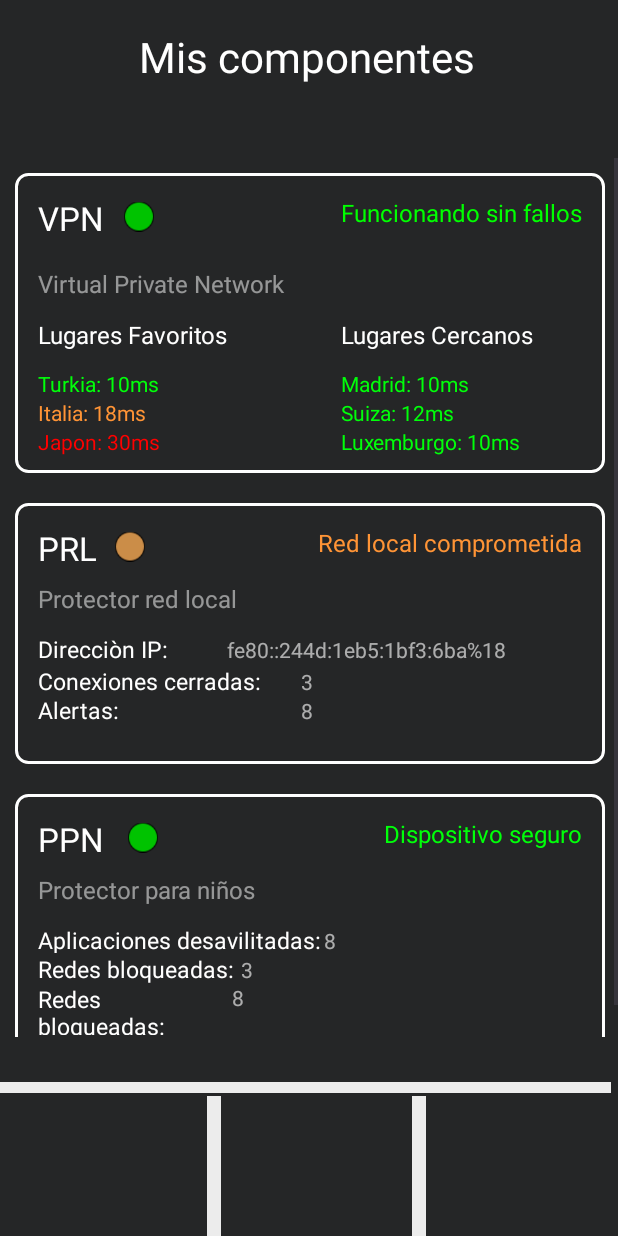
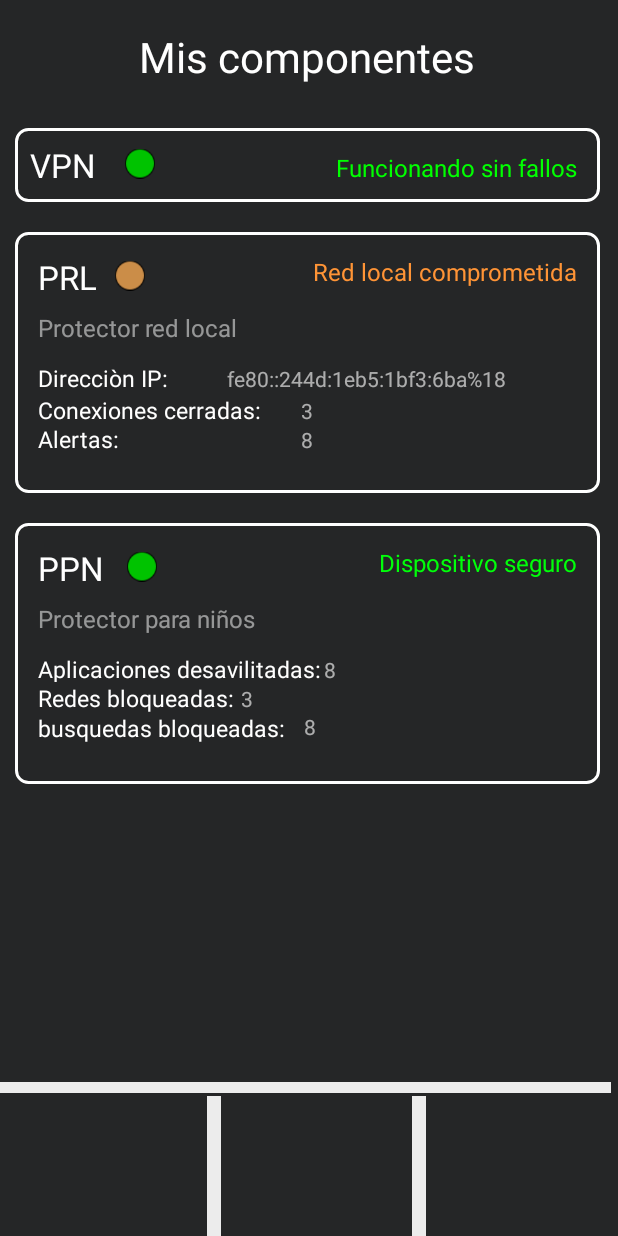
Before and after one commit to lcontvir/Eney-X, an Android app: the MainActivity screen opened directly, with no data from a screen before it, on a phone screen of 412 x 824 dp. Run offline under Robolectric (Android 15) with nearby library versions, the phone set to English and light mode, and no system bars.

Commit message:
feat:added last changes to activity

```diff
--- a/app/src/main/res/layout/activity_componente_main.xml
+++ b/app/src/main/res/layout/activity_componente_main.xml
@@ -6,12 +6,13 @@
     android:background="@color/background"
     tools:context=".activity_componente_main">
 
+
     <ImageView
         android:id="@+id/logo"
         android:layout_width="231dp"
         android:layout_height="230dp"
-        android:layout_marginStart="216dp"
-        android:layout_marginBottom="552dp"
+        android:layout_marginStart="228dp"
+        android:layout_marginBottom="700dp"
         android:alpha="0.3"
         app:layout_constraintBottom_toBottomOf="parent"
         app:layout_constraintStart_toStartOf="@+id/scrollView2"
@@ -19,12 +20,14 @@
 
     <ScrollView
         android:id="@+id/scrollView2"
-        android:layout_width="413dp"
-        android:layout_height="586dp"
+        android:layout_width="410dp"
+        android:layout_height="707dp"
         app:layout_constraintBottom_toTopOf="@+id/imageViewSeparator"
         app:layout_constraintEnd_toEndOf="parent"
+        app:layout_constraintHorizontal_bias="0.0"
         app:layout_constraintStart_toStartOf="parent"
-        app:layout_constraintTop_toBottomOf="@+id/Components">
+        app:layout_constraintTop_toBottomOf="@+id/Components"
+        app:layout_constraintVertical_bias="0.0">
 
         <LinearLayout
             android:layout_width="match_parent"
@@ -32,51 +35,46 @@
             android:gravity="center_horizontal"
             android:orientation="vertical">
 
-            <!-- Tarjeta 1 -->
+            <!-- Tarjeta VPN -->
             <androidx.constraintlayout.widget.ConstraintLayout
+                android:id="@+id/expandableLayout"
                 android:layout_width="match_parent"
-                android:layout_height="200dp"
+                android:layout_height="wrap_content"
                 android:layout_margin="10dp"
                 android:background="@drawable/boton_bordes_blancos"
                 tools:layout_editor_absoluteX="20dp"
                 tools:layout_editor_absoluteY="20dp">
 
-                <TextView
-                    android:id="@+id/textView2"
-                    android:layout_width="wrap_content"
-                    android:layout_height="wrap_content"
-                    android:layout_marginBottom="12dp"
-                    android:text="Virtual Private Network"
-                    android:textColor="#85FFFFFF"
-                    android:textSize="16sp"
-                    app:layout_constraintBottom_toTopOf="@+id/textView3"
-                    app:layout_constraintStart_toStartOf="@+id/nombreVpn1" />
-
-                <TextView
-                    android:id="@+id/textView4"
-                    android:layout_width="wrap_content"
-                    android:layout_height="wrap_content"
-                    android:text="Lugares Cercanos"
-                    android:textColor="@color/white"
-                    android:textSize="16sp"
-                    app:layout_constraintBottom_toBottomOf="@+id/textView3"
-                    app:layout_constraintStart_toStartOf="@+id/estadoVpn1"
-                    app:layout_constraintTop_toBottomOf="@+id/estadoVpn1"
-                    app:layout_constraintVertical_bias="1.0" />
 
                 <TextView
                     android:id="@+id/nombreVpn1"
                     android:layout_width="wrap_content"
                     android:layout_height="wrap_content"
-                    android:layout_margin="15dp"
-                    android:text="VPN"
+                    android:layout_margin="10dp"
+                    android:layout_marginStart="16dp"
+                    android:text="@string/vpnpequeño"
                     android:textColor="#FFFFFF"
                     android:textSize="22sp"
+                    app:layout_constraintBottom_toBottomOf="parent"
                     app:layout_constraintStart_toStartOf="parent"
-                    app:layout_constraintTop_toTopOf="parent" />
+                    app:layout_constraintTop_toTopOf="parent"
+                    app:layout_constraintVertical_bias="0.03" />
+
+                <ImageView
+                    android:id="@+id/circuloverde"
+                    android:layout_width="20dp"
+                    android:layout_height="23dp"
+                    android:layout_marginBottom="4dp"
+                    app:layout_constraintBottom_toBottomOf="@+id/nombreVpn1"
+                    app:layout_constraintEnd_toStartOf="@+id/estadoVpn"
+                    app:layout_constraintHorizontal_bias="0.14"
+                    app:layout_constraintStart_toEndOf="@+id/nombreVpn1"
+                    app:layout_constraintTop_toTopOf="parent"
+                    app:layout_constraintVertical_bias="1.0"
+                    app:srcCompat="@drawable/circuloverde" />
 
                 <TextView
-                    android:id="@+id/estadoVpn1"
+                    android:id="@+id/estadoVpn"
                     android:layout_width="wrap_content"
                     android:layout_height="wrap_content"
                     android:layout_margin="15dp"
@@ -86,56 +84,74 @@
                     app:layout_constraintEnd_toEndOf="parent"
                     app:layout_constraintTop_toTopOf="parent" />
 
-                <ImageView
-                    android:id="@+id/imageView4"
-                    android:layout_width="20dp"
-                    android:layout_height="23dp"
-                    android:layout_marginBottom="4dp"
-                    app:layout_constraintBottom_toBottomOf="@+id/nombreVpn1"
-                    app:layout_constraintEnd_toStartOf="@+id/estadoVpn1"
-                    app:layout_constraintHorizontal_bias="0.095"
-                    app:layout_constraintStart_toEndOf="@+id/nombreVpn1"
-                    app:layout_constraintTop_toTopOf="parent"
-                    app:layout_constraintVertical_bias="1.0"
-                    app:srcCompat="@drawable/circuloverde" />
+
+                <androidx.constraintlayout.widget.ConstraintLayout
+                    android:id="@+id/constraintLayout"
+                    android:layout_width="387dp"
+                    android:layout_height="wrap_content"
+                    android:layout_marginTop="5dp"
+                    android:layout_marginBottom="10dp"
+                    android:padding="7dp"
+                    android:visibility="gone"
+                    app:layout_constraintBottom_toBottomOf="parent"
+                    app:layout_constraintEnd_toEndOf="parent"
+                    app:layout_constraintHorizontal_bias="0.666"
+                    app:layout_constraintStart_toStartOf="parent"
+                    app:layout_constraintTop_toBottomOf="@+id/nombreVpn1"
+                    app:layout_constraintVertical_bias="1.0">
 
                     <TextView
-                    android:id="@+id/textView3"
+                        android:id="@+id/textView2"
                         android:layout_width="wrap_content"
                         android:layout_height="wrap_content"
+                        android:text="@string/vpn"
+                        android:textColor="#85FFFFFF"
+                        android:textSize="16sp"
+                        app:layout_constraintBottom_toBottomOf="parent"
+                        app:layout_constraintStart_toStartOf="@+id/lugaresfav"
+                        app:layout_constraintTop_toTopOf="parent"
+                        app:layout_constraintVertical_bias="0.031" />
+
+                    <TextView
+                        android:id="@+id/lugaresfav"
+                        android:layout_width="wrap_content"
+                        android:layout_height="wrap_content"
+                        android:layout_marginTop="4dp"
                         android:text="Lugares Favoritos"
                         android:textColor="@color/white"
                         android:textSize="16sp"
-                    app:layout_constraintBottom_toBottomOf="parent"
-                    app:layout_constraintStart_toStartOf="@+id/nombreVpn1"
-                    app:layout_constraintTop_toBottomOf="@+id/nombreVpn1"
-                    app:layout_constraintVertical_bias="0.389" />
+                        app:layout_constraintStart_toStartOf="@+id/lugarescolores"
+                        app:layout_constraintTop_toBottomOf="@+id/textView2" />
 
                     <LinearLayout
-                    android:id="@+id/linearLayout2"
+                        android:id="@+id/lugarescolores"
                         android:layout_width="167dp"
                         android:layout_height="wrap_content"
+
+                        android:layout_marginStart="20dp"
                         android:layout_marginTop="12dp"
                         android:orientation="vertical"
-                    app:layout_constraintStart_toStartOf="@+id/textView3"
-                    app:layout_constraintTop_toBottomOf="@+id/textView3">
+                        app:layout_constraintBottom_toBottomOf="parent"
+                        app:layout_constraintStart_toStartOf="parent"
+                        app:layout_constraintTop_toBottomOf="@+id/lugaresfav"
+                        app:layout_constraintVertical_bias="0.15">
 
                         <TextView
-                        android:id="@+id/textView5"
+                            android:id="@+id/lugarverde"
                             android:layout_width="match_parent"
                             android:layout_height="wrap_content"
                             android:text="Turkia: 10ms"
                             android:textColor="#00FF0A" />
 
                         <TextView
-                        android:id="@+id/textView6"
+                            android:id="@+id/lugarnaranja"
                             android:layout_width="match_parent"
                             android:layout_height="wrap_content"
                             android:text="Italia: 18ms"
                             android:textColor="@color/amarillito" />
 
                         <TextView
-                        android:id="@+id/textView7"
+                            android:id="@+id/lugarrojo"
                             android:layout_width="match_parent"
                             android:layout_height="wrap_content"
                             android:text="Japon: 30ms"
@@ -143,13 +159,18 @@
                     </LinearLayout>
 
                     <LinearLayout
-                    android:layout_width="164dp"
-                    android:layout_height="wrap_content"
-                    android:layout_marginTop="12dp"
+                        android:id="@+id/linearLayout"
+                        android:layout_width="171dp"
+                        android:layout_height="59dp"
+
+                        android:layout_marginEnd="16dp"
                         android:orientation="vertical"
-
-                    app:layout_constraintStart_toStartOf="@+id/textView4"
-                    app:layout_constraintTop_toBottomOf="@+id/textView4">
+                        app:layout_constraintBottom_toBottomOf="parent"
+                        app:layout_constraintEnd_toEndOf="parent"
+                        app:layout_constraintHorizontal_bias="1.0"
+                        app:layout_constraintStart_toEndOf="@+id/lugarescolores"
+                        app:layout_constraintTop_toTopOf="@+id/lugarescolores"
+                        app:layout_constraintVertical_bias="0.0">
 
                         <TextView
                             android:id="@+id/redbuena1"
@@ -172,6 +193,21 @@
                             android:text="Luxemburgo: 10ms"
                             android:textColor="#00FF0A" />
                     </LinearLayout>
+
+                    <TextView
+                        android:id="@+id/lugarescercanos"
+                        android:layout_width="wrap_content"
+                        android:layout_height="wrap_content"
+                        android:text="Lugares Cercanos"
+                        android:textColor="@color/white"
+                        android:textSize="16sp"
+                        app:layout_constraintBottom_toTopOf="@+id/linearLayout"
+                        app:layout_constraintEnd_toEndOf="parent"
+                        app:layout_constraintHorizontal_bias="0.0"
+                        app:layout_constraintStart_toEndOf="@+id/lugarescolores"
+                        app:layout_constraintTop_toTopOf="@+id/lugaresfav"
+                        app:layout_constraintVertical_bias="0.0" />
+                </androidx.constraintlayout.widget.ConstraintLayout>
 
 
             </androidx.constraintlayout.widget.ConstraintLayout>
@@ -198,7 +234,7 @@
                     app:layout_constraintTop_toTopOf="parent" />
 
                 <TextView
-                    android:id="@+id/estadoVpn1"
+                    android:id="@+id/redlocalcomprometida"
                     android:layout_width="wrap_content"
                     android:layout_height="wrap_content"
                     android:layout_margin="15dp"
@@ -209,12 +245,12 @@
                     app:layout_constraintTop_toTopOf="parent" />
 
                 <ImageView
-                    android:id="@+id/imageView4"
+                    android:id="@+id/circulonaranja"
                     android:layout_width="20dp"
                     android:layout_height="23dp"
                     android:layout_marginBottom="4dp"
                     app:layout_constraintBottom_toBottomOf="@+id/prl"
-                    app:layout_constraintEnd_toStartOf="@+id/estadoVpn1"
+                    app:layout_constraintEnd_toStartOf="@+id/redlocalcomprometida"
                     app:layout_constraintHorizontal_bias="0.095"
                     app:layout_constraintStart_toEndOf="@+id/prl"
                     app:layout_constraintTop_toTopOf="parent"
@@ -222,7 +258,7 @@
                     app:srcCompat="@drawable/circulonaranja" />
 
                 <TextView
-                    android:id="@+id/textView3"
+                    android:id="@+id/protector_red_local"
                     android:layout_width="wrap_content"
                     android:layout_height="wrap_content"
                     android:text="Protector red local"
@@ -234,13 +270,13 @@
                     app:layout_constraintVertical_bias="0.074" />
 
                 <LinearLayout
-                    android:id="@+id/linearLayout2"
+                    android:id="@+id/info_protector_red_local"
                     android:layout_width="351dp"
                     android:layout_height="74dp"
                     android:layout_marginTop="12dp"
                     android:orientation="vertical"
-                    app:layout_constraintStart_toStartOf="@+id/textView3"
-                    app:layout_constraintTop_toBottomOf="@+id/textView3">
+                    app:layout_constraintStart_toStartOf="@+id/protector_red_local"
+                    app:layout_constraintTop_toBottomOf="@+id/protector_red_local">
 
 
                     <LinearLayout
@@ -249,7 +285,7 @@
                         android:orientation="horizontal">
 
                         <TextView
-                            android:id="@+id/textView"
+                            android:id="@+id/direccion_ip"
                             android:layout_width="wrap_content"
                             android:layout_height="wrap_content"
                             android:layout_weight="1"
@@ -258,7 +294,7 @@
                             android:textSize="15sp" />
 
                         <TextView
-                            android:id="@+id/textView"
+                            android:id="@+id/info_direccion_ip"
                             android:layout_width="wrap_content"
                             android:layout_height="wrap_content"
                             android:layout_weight="1"
@@ -272,7 +308,7 @@
                         android:orientation="horizontal">
 
                         <TextView
-                            android:id="@+id/textView"
+                            android:id="@+id/conexiones_cerradas"
                             android:layout_width="7dp"
                             android:layout_height="match_parent"
                             android:layout_weight="1"
@@ -281,7 +317,7 @@
                             android:textSize="15sp" />
 
                         <TextView
-                            android:id="@+id/textView"
+                            android:id="@+id/info_conexiones_cerradas"
                             android:layout_width="wrap_content"
                             android:layout_height="wrap_content"
                             android:layout_weight="1"
@@ -295,7 +331,7 @@
                         android:orientation="horizontal">
 
                         <TextView
-                            android:id="@+id/textView"
+                            android:id="@+id/alertas"
                             android:layout_width="7dp"
                             android:layout_height="match_parent"
                             android:layout_weight="1"
@@ -304,7 +340,7 @@
                             android:textSize="15sp" />
 
                         <TextView
-                            android:id="@+id/textView"
+                            android:id="@+id/info_alertas"
                             android:layout_width="wrap_content"
                             android:layout_height="wrap_content"
                             android:layout_weight="1"
@@ -327,7 +363,7 @@
 
 
                 <TextView
-                    android:id="@+id/prl"
+                    android:id="@+id/ppn"
                     android:layout_width="wrap_content"
                     android:layout_height="wrap_content"
                     android:layout_margin="15dp"
@@ -338,7 +374,7 @@
                     app:layout_constraintTop_toTopOf="parent" />
 
                 <TextView
-                    android:id="@+id/estadoVpn1"
+                    android:id="@+id/estado_ppn"
                     android:layout_width="wrap_content"
                     android:layout_height="wrap_content"
                     android:layout_margin="15dp"
@@ -353,24 +389,24 @@
                     android:layout_width="20dp"
                     android:layout_height="23dp"
                     android:layout_marginBottom="4dp"
-                    app:layout_constraintBottom_toBottomOf="@+id/prl"
-                    app:layout_constraintEnd_toStartOf="@+id/estadoVpn1"
+                    app:layout_constraintBottom_toBottomOf="@+id/ppn"
+                    app:layout_constraintEnd_toStartOf="@+id/estado_ppn"
                     app:layout_constraintHorizontal_bias="0.095"
-                    app:layout_constraintStart_toEndOf="@+id/prl"
+                    app:layout_constraintStart_toEndOf="@+id/ppn"
                     app:layout_constraintTop_toTopOf="parent"
                     app:layout_constraintVertical_bias="1.0"
                     app:srcCompat="@drawable/circuloverde" />
 
                 <TextView
-                    android:id="@+id/textView3"
+                    android:id="@+id/protector_para_niños"
                     android:layout_width="wrap_content"
                     android:layout_height="wrap_content"
                     android:text="Protector para niños"
                     android:textColor="#85FFFFFF"
                     android:textSize="16sp"
                     app:layout_constraintBottom_toBottomOf="parent"
-                    app:layout_constraintStart_toStartOf="@+id/prl"
-                    app:layout_constraintTop_toBottomOf="@+id/prl"
+                    app:layout_constraintStart_toStartOf="@+id/ppn"
+                    app:layout_constraintTop_toBottomOf="@+id/ppn"
                     app:layout_constraintVertical_bias="0.074" />
 
                 <LinearLayout
@@ -379,8 +415,8 @@
                     android:layout_height="74dp"
                     android:layout_marginTop="12dp"
                     android:orientation="vertical"
-                    app:layout_constraintStart_toStartOf="@+id/textView3"
-                    app:layout_constraintTop_toBottomOf="@+id/textView3">
+                    app:layout_constraintStart_toStartOf="@+id/protector_para_niños"
+                    app:layout_constraintTop_toBottomOf="@+id/protector_para_niños">
 
 
                     <LinearLayout
@@ -389,7 +425,7 @@
                         android:orientation="horizontal">
 
                         <TextView
-                            android:id="@+id/textView"
+                            android:id="@+id/aplicaciones_desavilitadas"
                             android:layout_width="38dp"
                             android:layout_height="match_parent"
                             android:layout_weight="1"
@@ -398,7 +434,7 @@
                             android:textSize="15sp" />
 
                         <TextView
-                            android:id="@+id/textView"
+                            android:id="@+id/info_aplicaciones_desavilitadas"
                             android:layout_width="wrap_content"
                             android:layout_height="wrap_content"
                             android:layout_weight="1"
@@ -412,7 +448,7 @@
                         android:orientation="horizontal">
 
                         <TextView
-                            android:id="@+id/textView"
+                            android:id="@+id/redes_bloqueadas"
                             android:layout_width="135dp"
                             android:layout_height="match_parent"
                             android:layout_weight="1"
@@ -435,17 +471,17 @@
                         android:orientation="horizontal">
 
                         <TextView
-                            android:id="@+id/textView"
+                            android:id="@+id/busquedas_bloqueadas"
                             android:layout_width="11dp"
                             android:layout_height="match_parent"
                             android:layout_weight="1"
-                            android:text="Redes bloqueadas:"
+                            android:text="busquedas bloqueadas:"
                             android:textColor="@color/white"
                             android:textSize="15sp" />
 
                         <TextView
-                            android:id="@+id/textView"
-                            android:layout_width="104dp"
+                            android:id="@+id/info_busquedas_bloqueadas"
+                            android:layout_width="wrap_content"
                             android:layout_height="match_parent"
                             android:layout_weight="1"
                             android:text="8"
@@ -459,7 +495,6 @@
 
         </LinearLayout>
     </ScrollView>
-
 
     <TextView
         android:id="@+id/Components"
--- a/app/src/main/res/values/strings.xml
+++ b/app/src/main/res/values/strings.xml
@@ -4,7 +4,10 @@
     <string name="btn_text_shield">Escudo</string>
     <string name="btn_text_settings">Ajustes</string>
     <string name="all_components">All Components</string>
-    <string name="vpn">VPN</string>
     <string name="passw">PASS W</string>
     <string name="components">Mis componentes</string>
+    <string name="vpn">Virtual Private Network</string>
+    <string name="vpnpequeño">VPN</string>
+
+
 </resources>
```
Also changed, not shown: app/src/main/AndroidManifest.xml (+4 -6 lines), app/src/main/java/es/eney_x/eney_x/activity_componente_main.java (+45 -10 lines), app/src/main/java/es/eney_x/eney_x/activity_componente_unico.java (added, +14 -0 lines), app/src/main/res/layout/activity_componente_unico.xml (added, +129 -0 lines). Lines whose indentation alone changed are shown as unchanged.
